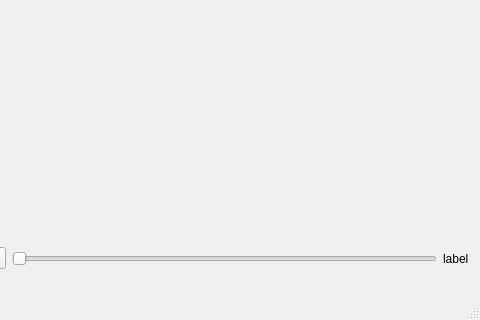
Before: the Qt Designer form forms/mainwindow.ui in faizshukri/humantracking, drawn with Qt 5; both pictures show x 195 to 675 and y 173 to 493 of the 675 by 493 pixel window.
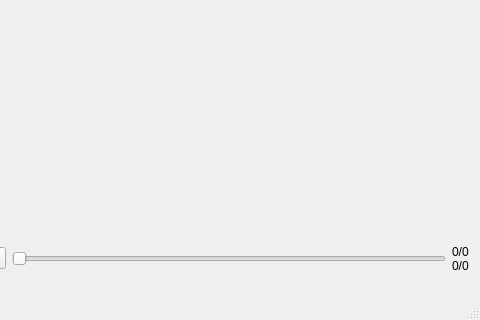
After: the same form once the commit is applied. Icons and pictures are not drawn.

Commit message: Error when export empty list fixed, default main slide label set to 0/0

Diff of the .ui file:
```diff
--- a/forms/mainwindow.ui
+++ b/forms/mainwindow.ui
@@ -340,7 +340,8 @@
           <item>
            <widget class="QLabel" name="labelTimeline">
             <property name="text">
-             <string>label</string>
+             <string>0/0
+0/0</string>
             </property>
            </widget>
           </item>
```
The commit also changes 2 other files.
